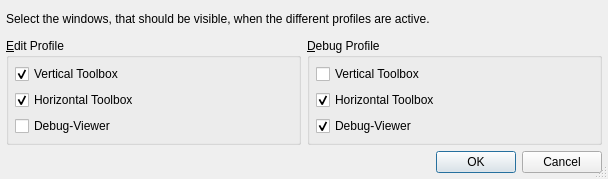
Old version of the form Preferences/ViewProfileToolboxesDialog.ui in the repository testmana2/test.
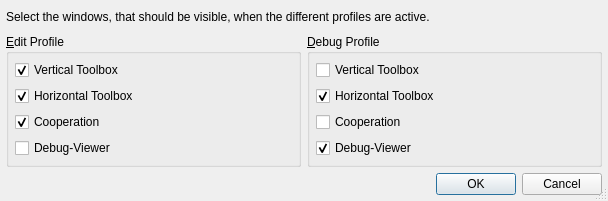
New version of the form.

Commit message: Added stage 1 of the cooperation functions (chat system).

What changed in the file:
```diff
--- a/Preferences/ViewProfileToolboxesDialog.ui
+++ b/Preferences/ViewProfileToolboxesDialog.ui
@@ -1,12 +1,12 @@
 <ui version="4.0" >
  <class>ViewProfileToolboxesDialog</class>
- <widget class="QDialog" name="ViewProfileToolboxesDialog" >
-  <property name="geometry" >
+ <widget class="QDialog" name="ViewProfileToolboxesDialog">
+  <property name="geometry">
    <rect>
     <x>0</x>
     <y>0</y>
     <width>608</width>
-    <height>179</height>
+    <height>201</height>
    </rect>
   </property>
   <property name="windowTitle" >
@@ -53,8 +53,18 @@
        </widget>
       </item>
       <item>
-       <widget class="QCheckBox" name="epdbCheckBox" >
-        <property name="text" >
+       <widget class="QCheckBox" name="epcoCheckBox">
+        <property name="text">
+         <string>Cooperation</string>
+        </property>
+        <property name="checked">
+         <bool>true</bool>
+        </property>
+       </widget>
+      </item>
+      <item>
+       <widget class="QCheckBox" name="epdbCheckBox">
+        <property name="text">
          <string>Debug-Viewer</string>
         </property>
        </widget>
@@ -86,8 +96,15 @@
        </widget>
       </item>
       <item>
-       <widget class="QCheckBox" name="dpdbCheckBox" >
-        <property name="text" >
+       <widget class="QCheckBox" name="dpcoCheckBox">
+        <property name="text">
+         <string>Cooperation</string>
+        </property>
+       </widget>
+      </item>
+      <item>
+       <widget class="QCheckBox" name="dpdbCheckBox">
+        <property name="text">
          <string>Debug-Viewer</string>
         </property>
         <property name="checked" >
@@ -110,7 +127,7 @@
    </item>
   </layout>
  </widget>
- <layoutdefault spacing="6" margin="6" />
+ <layoutdefault spacing="6" margin="6"/>
  <pixmapfunction>qPixmapFromMimeSource</pixmapfunction>
  <tabstops>
   <tabstop>epvtCheckBox</tabstop>
```
Left out of the diff: 75 changed lines with no effect on the pictures. The commit also changes 46 other files.
